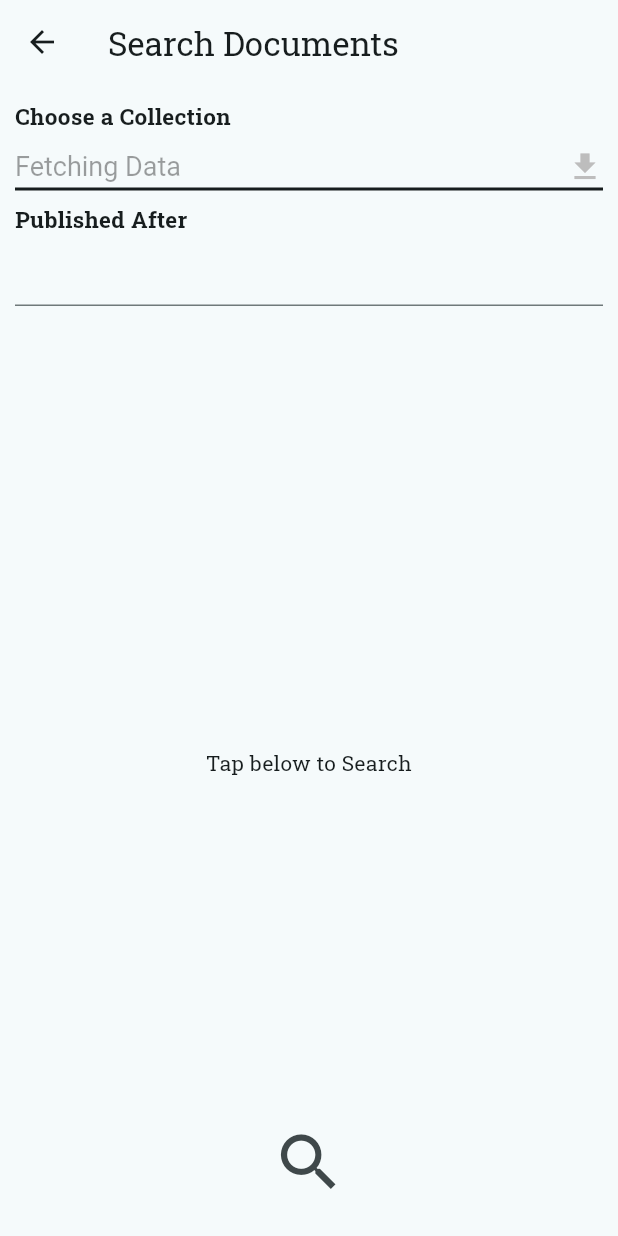
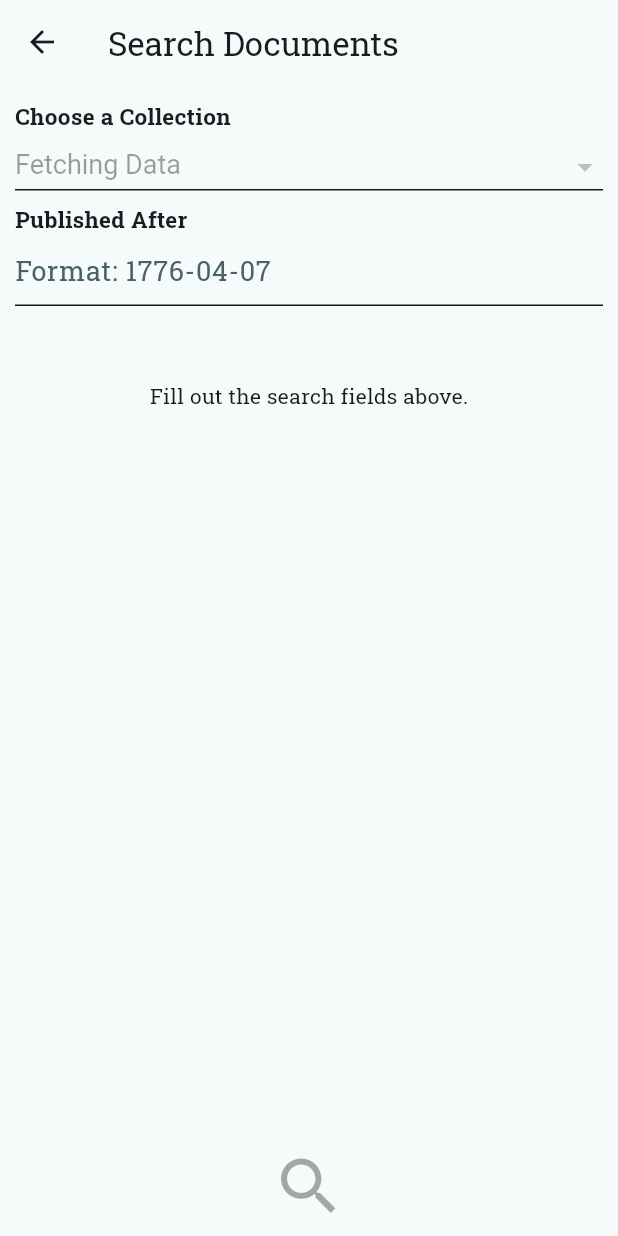
Before and after one commit to psaul20/democratus, a Flutter app: the screen it shows after launch, after a tap on the "add" icon, on a phone screen of 412 x 824 dp. Run offline on Flutter 3.47's test engine with Material 2 defaults, Android fonts, the phone set to English and light mode, and no system bars; our stand-ins replace flutter_riverpod.

Commit message:
Updated package search with text input formatting

```diff
--- a/lib/pages/search_packages_page.dart
+++ b/lib/pages/search_packages_page.dart
@@ -5,6 +5,7 @@ import 'package:democratus/styles/text_styles.dart';
 import 'package:democratus/api/govinfo_api.dart';
 import 'package:democratus/models/collection.dart';
 import 'package:democratus/models/package.dart';
+import 'package:democratus/styles/theme_data.dart';
 import 'package:democratus/widgets/dropdowns.dart';
 import 'package:democratus/widgets/package_widgets.dart';
 import 'package:flutter/material.dart';
@@ -16,6 +17,7 @@ final collectionsProvider = FutureProvider<List<Collection>>((ref) async {
   return collections.asList;
 });
 
+// TODO: Consolidate providers?
 final selectedCollectionProvider = StateProvider<Collection?>((ref) {
   final collections = ref.watch(collectionsProvider);
   if (collections.hasValue) {
@@ -24,11 +26,25 @@ final selectedCollectionProvider = StateProvider<Collection?>((ref) {
   return null;
 });
 
+final dateInputProvider = StateProvider<DateTime?>(
+  (ref) => null,
+);
+
 final queryParamsProvider = StateProvider<Map>((ref) {
   final Map<String, String?> queryParams = {};
   queryParams["collectionCode"] =
       ref.watch(selectedCollectionProvider)?.collectionCode;
+  queryParams["startDate"] = ref.watch(dateInputProvider).toString();
   return queryParams;
+});
+
+final canSearchProvider = StateProvider<bool>((ref) {
+  bool canSearch = false;
+  if (ref.watch(selectedCollectionProvider) != null &&
+      ref.watch(dateInputProvider) != null) {
+    canSearch = true;
+  }
+  return canSearch;
 });
 
 final packagesProvider = StateProvider<List<Package>>((ref) => []);
@@ -68,7 +84,10 @@ class SearchPackagesPage extends ConsumerWidget {
               mapFunction: (element) {
                 return DropdownMenuItem<String>(
                   value: element.collectionName,
-                  child: Text(element.collectionName, style: TextStyles.dropDownStyle,),
+                  child: Text(
+                    element.collectionName,
+                    style: TextStyles.inputStyle,
+                  ),
                 );
               },
             ),
@@ -76,60 +95,58 @@ class SearchPackagesPage extends ConsumerWidget {
               'Published After',
               style: TextStyles.fieldTitle,
             ),
-            TextField(
-              onSubmitted: (value) {
-                ref.read(queryParamsProvider.notifier).state['startDate'] =
-                    value;
-              },
-            ),
+            const DateTextField(),
             const SearchPackagesBuilder(),
           ],
         ),
       ),
       floatingActionButton: const SearchButtonBuilder(),
-      floatingActionButtonLocation: FloatingActionButtonLocation.centerFloat,
+      floatingActionButtonLocation: FloatingActionButtonLocation.centerDocked,
     );
   }
 }
 
-class CollectionsDropDownBuilder extends ConsumerWidget {
-  const CollectionsDropDownBuilder({super.key});
+class DateTextField extends ConsumerStatefulWidget {
+  const DateTextField({super.key});
 
   @override
-  Widget build(BuildContext context, WidgetRef ref) {
-    AsyncValue<List<Collection>> collections = ref.watch(collectionsProvider);
-    String? dropDownValue =
-        ref.watch(selectedCollectionProvider)?.collectionName;
-    //TODO: Error handling
-    return collections.when(data: ((collections) {
-      return DropdownButton<String>(
-        isExpanded: true,
-        value: dropDownValue,
-        icon: const Icon(Icons.arrow_downward),
-        elevation: 16,
-        style: const TextStyle(color: Colors.deepPurple),
-        underline: Container(
-          height: 2,
-          color: Colors.deepPurpleAccent,
+  ConsumerState<ConsumerStatefulWidget> createState() => _DateTextFieldState();
+}
+
+class _DateTextFieldState extends ConsumerState<DateTextField> {
+  final GlobalKey<FormState> _formKey = GlobalKey<FormState>();
+
+  @override
+  Widget build(BuildContext context) {
+    return Form(
+      key: _formKey,
+      child: TextFormField(
+        style: TextStyles.inputStyle,
+        // inputFormatters: [
+        // Not working with iOS Simulator on Mac
+        // FilteringTextInputFormatter.allow(RegExp(r'^\d{4}-\d{2}-\d{2}$')),
+        // ],
+        decoration: const InputDecoration(
+          hintText: "Format: 1776-04-07",
         ),
-        onChanged: (String? value) {
-          int idx = collections
-              .indexWhere((element) => element.collectionName == value);
-          ref.read(selectedCollectionProvider.notifier).state =
-              collections.elementAt(idx);
+        validator: (value) {
+          if (value != null && DateTime.tryParse(value) != null) {
+            return null;
+          } else if (value == null) {
+            return null;
+          } else {
+            return "Format must be YYYY-MM-DD";
+          }
         },
-        items: collections.map<DropdownMenuItem<String>>((element) {
-          return DropdownMenuItem<String>(
-            value: element.collectionName,
-            child: Text(element.collectionName),
-          );
-        }).toList(),
-      );
-    }), error: (Object error, StackTrace stackTrace) {
-      return (Text("{$error}"));
-    }, loading: () {
-      return const Text("Fetching Collections");
-    });
+        onChanged: (value) {
+          if (_formKey.currentState!.validate()) {
+            ref.read(dateInputProvider.notifier).state = DateTime.parse(value);
+          } else {
+            ref.read(dateInputProvider.notifier).state = null;
+          }
+        },
+      ),
+    );
   }
 }
 
@@ -139,14 +156,18 @@ class SearchPackagesBuilder extends ConsumerWidget {
   @override
   Widget build(BuildContext context, WidgetRef ref) {
     List<Package> packages = ref.watch(packagesProvider);
+    bool canSearch = ref.watch(canSearchProvider);
     Widget returnWidget;
     if (packages.isEmpty) {
-      returnWidget = const Expanded(
+      returnWidget = Padding(
+        padding: const EdgeInsets.only(top: 50),
         child: Center(
-            child: Text(
-          "Tap below to Search",
-          textAlign: TextAlign.center,
-        )),
+            child: canSearch
+                ? const Text(
+                    "Tap below to search.",
+                    textAlign: TextAlign.center,
+                  )
+                : const Text("Fill out the search fields above.")),
       );
     } else {
       returnWidget = Expanded(child: PackageListView(packages: packages));
@@ -169,48 +190,28 @@ class SearchButtonBuilder extends ConsumerWidget {
       ref.read(packagesProvider.notifier).state = packages.packages;
     }
 
+    void removeSearch() {
+      ref.read(packagesProvider.notifier).state = [];
+    }
+
     double iconSize = 50.0;
     List<Package> packages = ref.watch(packagesProvider);
-
+    bool canSearch = ref.watch(canSearchProvider.notifier).state;
+    Color iconColor = DemocScheme.scheme.onBackground;
     if (packages.isEmpty) {
       return IconButton(
-        icon: const Icon(Icons.search),
-        onPressed: submitSearch,
+        icon: const Icon(Icons.search_outlined),
+        onPressed: canSearch ? submitSearch : null,
         iconSize: iconSize,
+        color: iconColor,
       );
     } else {
       return IconButton(
-        onPressed: () => packages = [],
-        icon: const Icon(Icons.remove),
+        onPressed: removeSearch,
+        icon: const Icon(Icons.highlight_remove),
         iconSize: iconSize,
+        color: iconColor,
       );
     }
   }
 }
-
-// class CollectionDropDown extends StatefulWidget {
-//   const CollectionDropDown({super.key, required this.collections});
-//   final CollectionList collections;
-
-//   @override
-//   State<CollectionDropDown> createState() => _CollectionDropDownState();
-// }
-
-// class _CollectionDropDownState extends State<CollectionDropDown> {
-//   late List<String> names;
-//   late String dropDownValue;
-//   late Collection selectedCollection;
-
-//   @override
-//   void initState() {
-//     names = widget.collections.getCollectionNames();
-//     dropDownValue = names.first;
-//     selectedCollection = widget.collections._collections.first;
-//     super.initState();
-//   }
-
-//   @override
-//   Widget build(BuildContext context) {
-//     return
-//   }
-// }
--- a/lib/styles/text_styles.dart
+++ b/lib/styles/text_styles.dart
@@ -6,6 +6,8 @@ class TextStyles {
         fontSize: 15,
         fontWeight: FontWeight.w700,
       );
-  static TextStyle get dropDownStyle => TextStyle(
-      fontSize: 18, color: DemocTheme.mainTheme.colorScheme.onBackground);
+  static TextStyle get inputStyle => TextStyle(
+      fontSize: 18, color: DemocScheme.scheme.onBackground, height: 1);
+  static TextStyle get hintStyle =>
+      TextStyle(fontSize: 18, color: DemocScheme.scheme.secondary, height: 0);
 }
--- a/lib/styles/theme_data.dart
+++ b/lib/styles/theme_data.dart
@@ -1,8 +1,23 @@
+import 'package:democratus/styles/text_styles.dart';
 import 'package:flutter/material.dart';
 
 class DemocTheme {
   static ThemeData get mainTheme => ThemeData(
-      colorScheme: ColorScheme.fromSeed(seedColor: Colors.grey),
+      colorScheme: DemocScheme.scheme,
       useMaterial3: true,
-      fontFamily: "RobotoSlab");
+      fontFamily: "RobotoSlab",
+      inputDecorationTheme: WidgetThemes.inputTheme);
 }
+
+class DemocScheme {
+  static ColorScheme scheme = ColorScheme.fromSeed(seedColor: Colors.grey);
+}
+
+class WidgetThemes {
+  static InputDecorationTheme get inputTheme => InputDecorationTheme(
+      contentPadding: const EdgeInsets.only(bottom: 0),
+      enabledBorder: UnderlineInputBorder(
+          borderSide: BorderSide(color: DemocScheme.scheme.onBackground)),
+      fillColor: DemocScheme.scheme.onBackground,
+      hintStyle: TextStyles.hintStyle);
+}
--- a/lib/widgets/dropdowns.dart
+++ b/lib/widgets/dropdowns.dart
@@ -19,12 +19,17 @@ class AsyncDropDownBuilder extends ConsumerWidget {
   @override
   Widget build(BuildContext context, WidgetRef ref) {
     int elevation = 16;
-    double containerHeight = 2;
-    Color loadedColor = DemocTheme.mainTheme.colorScheme.onBackground;
-    Icon loadedIcon = const Icon(Icons.arrow_drop_down_circle_outlined);
+    double containerHeight = 1;
+    double padding = 1;
+    double iconSize = 30;
+    Color loadedColor = DemocScheme.scheme.onBackground;
+    Icon loadedIcon = Icon(
+      Icons.arrow_drop_down_sharp,
+      size: iconSize,
+    );
     Color fetchColor = loadedColor;
-    Icon fetchIcon = const Icon(Icons.download);
-    Color errorColor = DemocTheme.mainTheme.colorScheme.error;
+    Icon? fetchIcon;
+    Color errorColor = DemocScheme.scheme.error;
     Icon errorIcon = const Icon(Icons.cancel_outlined);
     AsyncValue<List<dynamic>> listItems = ref.watch(provider);
 
@@ -35,10 +40,11 @@ class AsyncDropDownBuilder extends ConsumerWidget {
           value: dropDownValue,
           icon: loadedIcon,
           elevation: elevation,
-          style: TextStyles.dropDownStyle,
+          style: TextStyles.inputStyle,
           underline: Container(
             height: containerHeight,
             color: loadedColor,
+            padding: EdgeInsets.only(bottom: padding),
           ),
           onChanged: onChanged,
           items: listItems.map<DropdownMenuItem<String>>(mapFunction).toList(),
@@ -50,7 +56,7 @@ class AsyncDropDownBuilder extends ConsumerWidget {
           value: dropDownValue,
           icon: errorIcon,
           elevation: elevation,
-          style: TextStyles.dropDownStyle,
+          style: TextStyles.inputStyle,
           underline: Container(
             height: containerHeight,
             color: errorColor,
@@ -65,7 +71,7 @@ class AsyncDropDownBuilder extends ConsumerWidget {
           value: dropDownValue,
           icon: fetchIcon,
           elevation: elevation,
-          style: TextStyles.dropDownStyle,
+          style: TextStyles.inputStyle,
           underline: Container(
             height: containerHeight,
             color: fetchColor,
```
